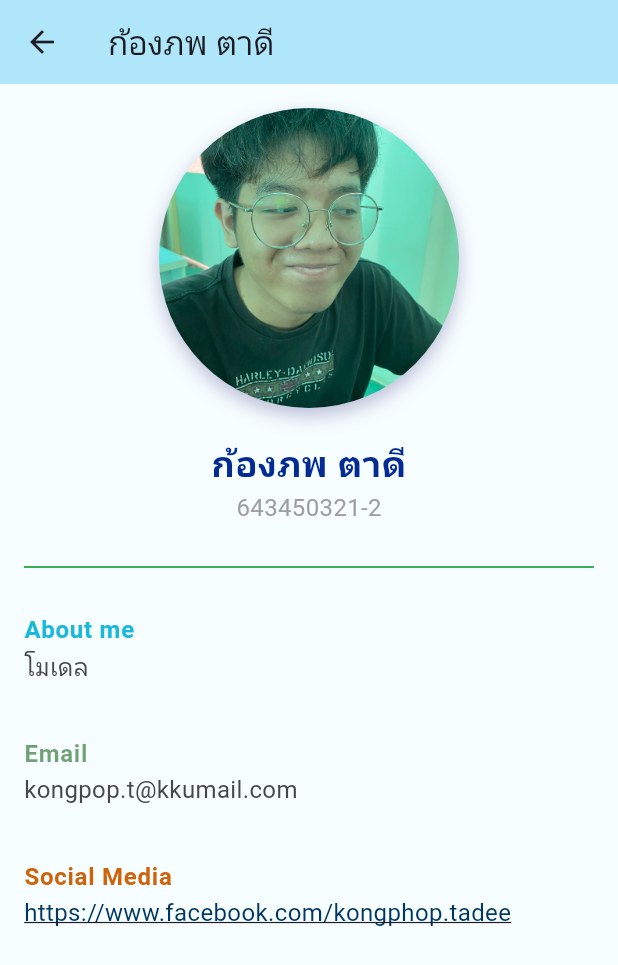
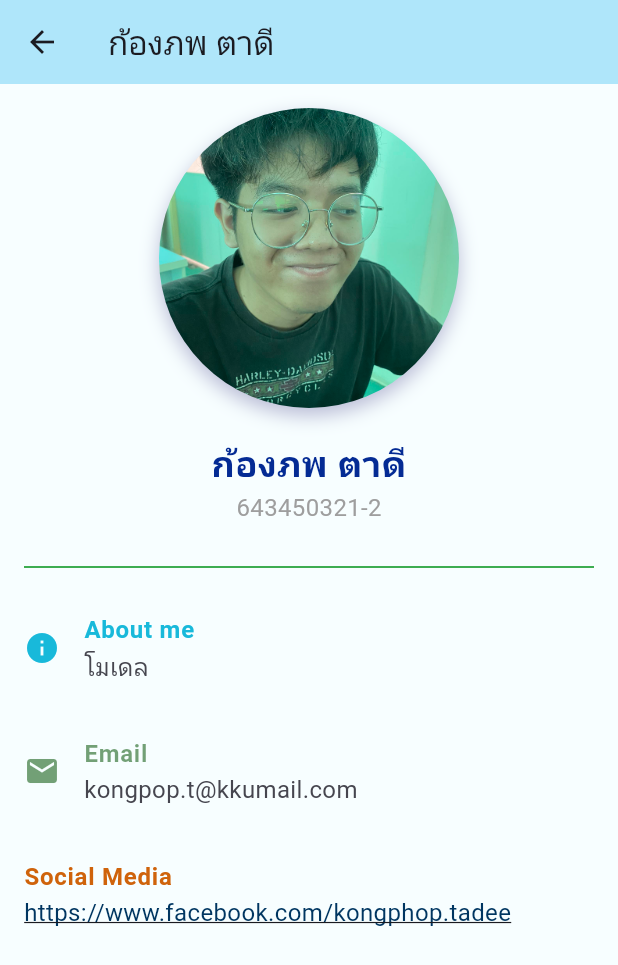
Before and after one commit to suthada/lab2-suthada, a Flutter app: the screen it shows after launch, after a tap on "ก้องภพ ตาดี", on a phone screen of 412 x 824 dp. Shown: the top 965 px of the screen. Run offline on Flutter 3.47's test engine with Material 3 defaults, Android fonts, the light colour scheme and no system bars.

Commit message:
lab2-suthada

```diff
--- a/lib/DetailPage.dart
+++ b/lib/DetailPage.dart
@@ -66,6 +66,8 @@ class DetailPage extends StatelessWidget {
             const SizedBox(height: 10),
             ListTile(
               contentPadding: EdgeInsets.zero,
+              leading:
+                  Icon(Icons.info, color: Color.fromARGB(255, 24, 185, 218)),
               title: Text(
                 "About me",
                 style: TextStyle(
@@ -81,6 +83,7 @@ class DetailPage extends StatelessWidget {
             const SizedBox(height: 10),
             ListTile(
               contentPadding: EdgeInsets.zero,
+              leading: Icon(Icons.email, color: Color.fromARGB(137, 0, 79, 0)),
               title: Text(
                 "Email",
                 style: TextStyle(
```
